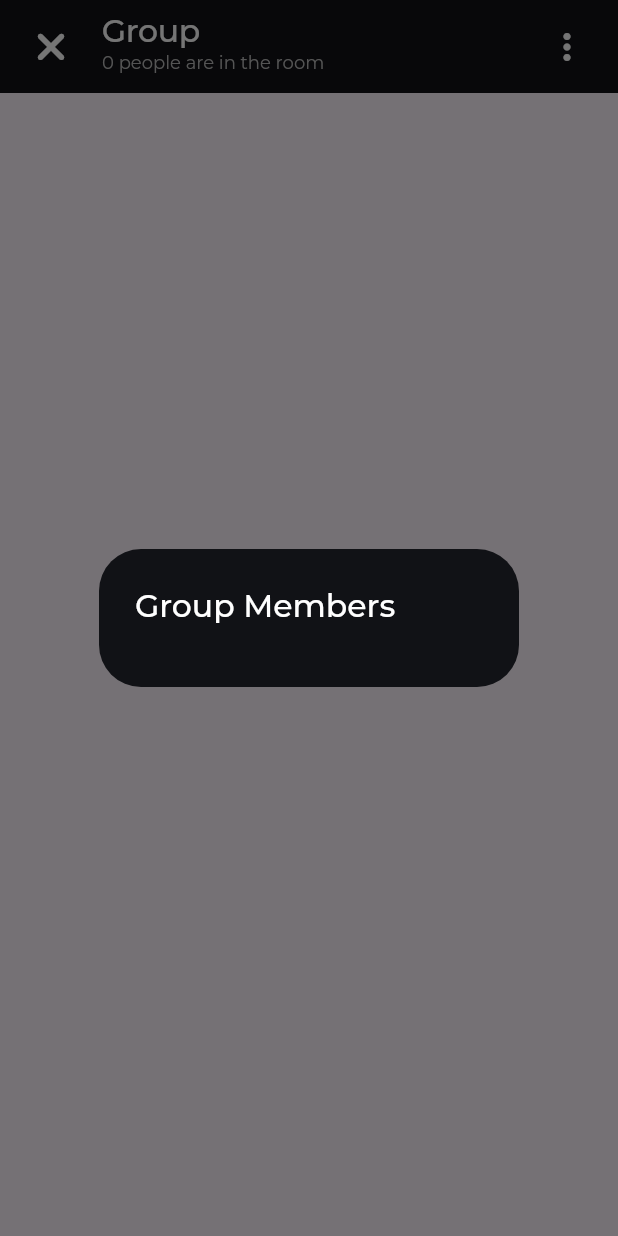
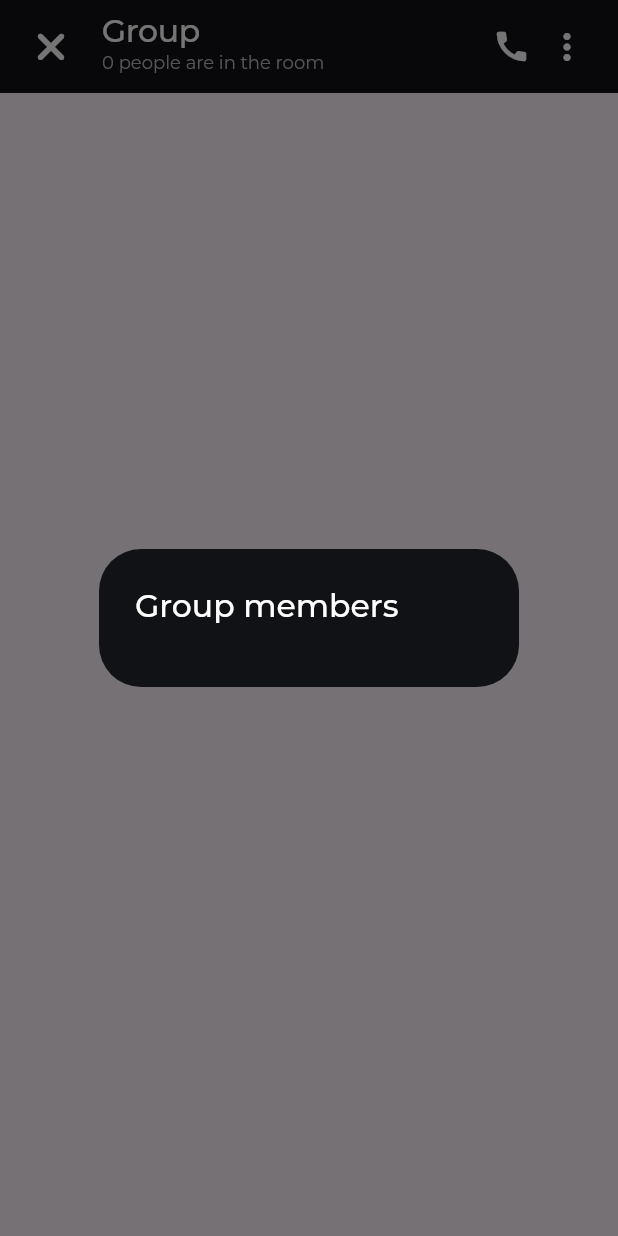
Before and after one commit to oAndBtech/private_chat, a Flutter app: the CustomAppBar widget shown alone on an empty page, opened directly, after a tap on "Group", on a phone screen of 412 x 824 dp. Run offline on Flutter 3.47's test engine with Material 3 defaults, Android fonts, the phone set to English and light mode, and no system bars; our stand-ins replace cached_network_image, dio, firebase_core, firebase_messaging, firebase_storage, flutter_dotenv and 9 more; missing offline and left inert: rich_text_controller, universal_html, web_socket_client; accounts and stored records are empty; network calls fail.

Commit message:
new call feature added

```diff
--- a/frontend/lib/components/appbar.dart
+++ b/frontend/lib/components/appbar.dart
@@ -31,11 +31,11 @@ class _CustomAppBarState extends ConsumerState<CustomAppBar> {
     super.didChangeDependencies();
   }
 
-  groupMembersDialog() {
+  groupMembersDialog(title) {
     return AlertDialog(
       backgroundColor: const Color(0xff111216),
       title: Text(
-        "Group Members",
+        title,
         style: GoogleFonts.montserrat(
             fontSize: 21,
             fontWeight: FontWeight.w500,
@@ -57,7 +57,7 @@ class _CustomAppBarState extends ConsumerState<CustomAppBar> {
     List<Widget> list = List.generate(
         usrs.length,
         (index) =>
-            MemberElement(name: usrs[index].name, number: usrs[index].phone));
+            MemberElement(name: usrs[index].name, number: usrs[index].phone, isTag: false,));
     return list;
   }
 
@@ -142,7 +142,8 @@ class _CustomAppBarState extends ConsumerState<CustomAppBar> {
                 onTap: () {
                   showDialog(
                       context: context,
-                      builder: ((context) => groupMembersDialog()));
+                      builder: ((context) =>
+                          groupMembersDialog("Group members")));
                 },
                 child: Column(
                   crossAxisAlignment: CrossAxisAlignment.start,
@@ -171,6 +172,26 @@ class _CustomAppBarState extends ConsumerState<CustomAppBar> {
               ),
             ),
             const Spacer(),
+            Material(
+              color: Colors.transparent,
+              child: InkWell(
+                borderRadius: BorderRadius.circular(16),
+                onTap: () {
+                  showDialog(
+                      context: context,
+                      builder: ((context) =>
+                          groupMembersDialog("Select to call")));
+                },
+                child: const Icon(
+                  Icons.call,
+                  color: Color(0xffFFFFFF),
+                  size: 26,
+                ),
+              ),
+            ),
+            const SizedBox(
+              width: 10,
+            ),
             GestureDetector(
               onTapDown: (details) {
                 _showPopupMenu(context, details);
--- a/frontend/lib/components/custom_textfield.dart
+++ b/frontend/lib/components/custom_textfield.dart
@@ -124,7 +124,7 @@ class _CustomTextfieldState extends ConsumerState<CustomTextfield> {
                         textFieldFocusNode.requestFocus();
                       },
                       child: MemberElement(
-                          name: usrs[index].name, number: usrs[index].phone),
+                          name: usrs[index].name, number: usrs[index].phone, isTag: true,),
                     );
                   },
                 ),
--- a/frontend/pubspec.yaml
+++ b/frontend/pubspec.yaml
@@ -54,7 +54,7 @@ dependencies:
   flutter_svg: ^2.0.9
   image_gallery_saver: ^2.0.3
   dio: ^5.4.0
-  url_launcher: ^6.2.3
+  url_launcher: ^6.2.4
   universal_html: ^2.2.4
   flutter_local_notifications: ^16.3.0
   rich_text_controller: ^1.4.2
```
Also changed, not shown: frontend/lib/components/members_element.dart (+57 -13 lines), frontend/pubspec.lock, 2 other files.
